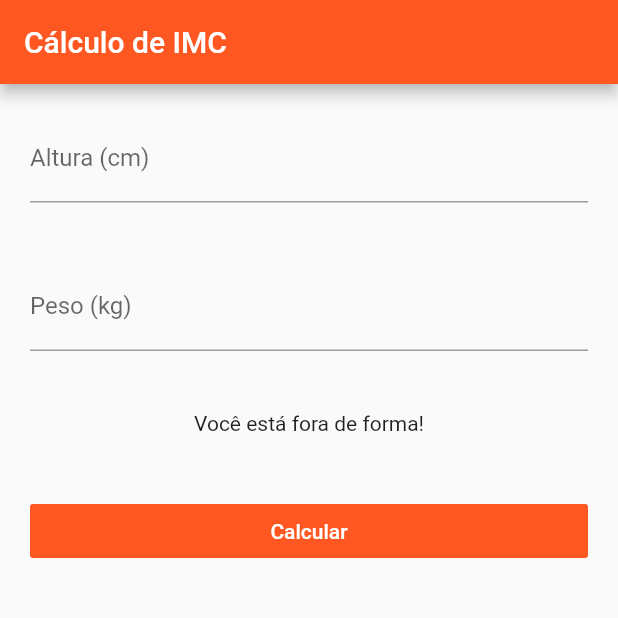
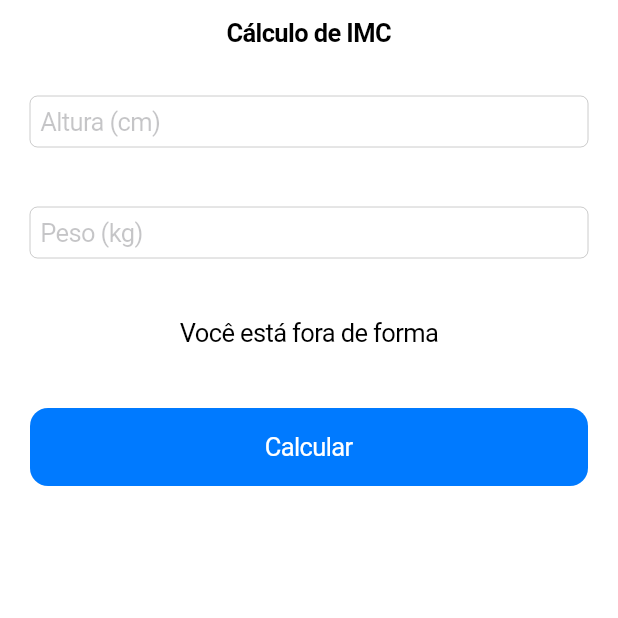
Before and after one commit to Railton98/flutter_imc, a Flutter app: the screen it shows after launch, on a phone screen of 412 x 824 dp, the top half of it. Run offline on Flutter 3.47's test engine with Material 2 defaults, Android fonts, the phone set to English and light mode, and no system bars.

Commit message:
ios screen

```diff
--- a/lib/main.dart
+++ b/lib/main.dart
@@ -1,6 +1,6 @@
 import 'package:flutter/material.dart';
-import 'package:imc/ui/android/material-app.dart';
-// import 'package:imc/ui/ios/cupertino-app.dart';
+// import 'package:imc/ui/android/material-app.dart';
+import 'package:imc/ui/ios/cupertino-app.dart';
 
-void main() => runApp(MyMaterialApp());
-// void main() => runApp(MyCupertinoApp());
+// void main() => runApp(MyMaterialApp());
+void main() => runApp(MyCupertinoApp());
--- a/lib/ui/ios/pages/home.page.dart
+++ b/lib/ui/ios/pages/home.page.dart
@@ -8,6 +8,44 @@ class HomePage extends StatefulWidget {
 class _HomePageState extends State<HomePage> {
   @override
   Widget build(BuildContext context) {
-    return Container();
+    return CupertinoPageScaffold(
+      navigationBar: CupertinoNavigationBar(
+        middle: Text("Cálculo de IMC"),
+      ),
+      child: ListView(
+        children: <Widget>[
+          Padding(
+            padding: EdgeInsets.all(20),
+            child: CupertinoTextField(
+              placeholder: "Altura (cm)",
+              keyboardType: TextInputType.number,
+            ),
+          ),
+          Padding(
+            padding: EdgeInsets.all(20),
+            child: CupertinoTextField(
+              placeholder: "Peso (kg)",
+              keyboardType: TextInputType.number,
+            ),
+          ),
+          Padding(
+            padding: EdgeInsets.all(20),
+            child: Text(
+              "Você está fora de forma",
+              textAlign: TextAlign.center,
+            ),
+          ),
+          Padding(
+            padding: EdgeInsets.all(20),
+            child: CupertinoButton.filled(
+              child: Text(
+                "Calcular",
+              ),
+              onPressed: () {},
+            ),
+          ),
+        ],
+      ),
+    );
   }
 }
```
